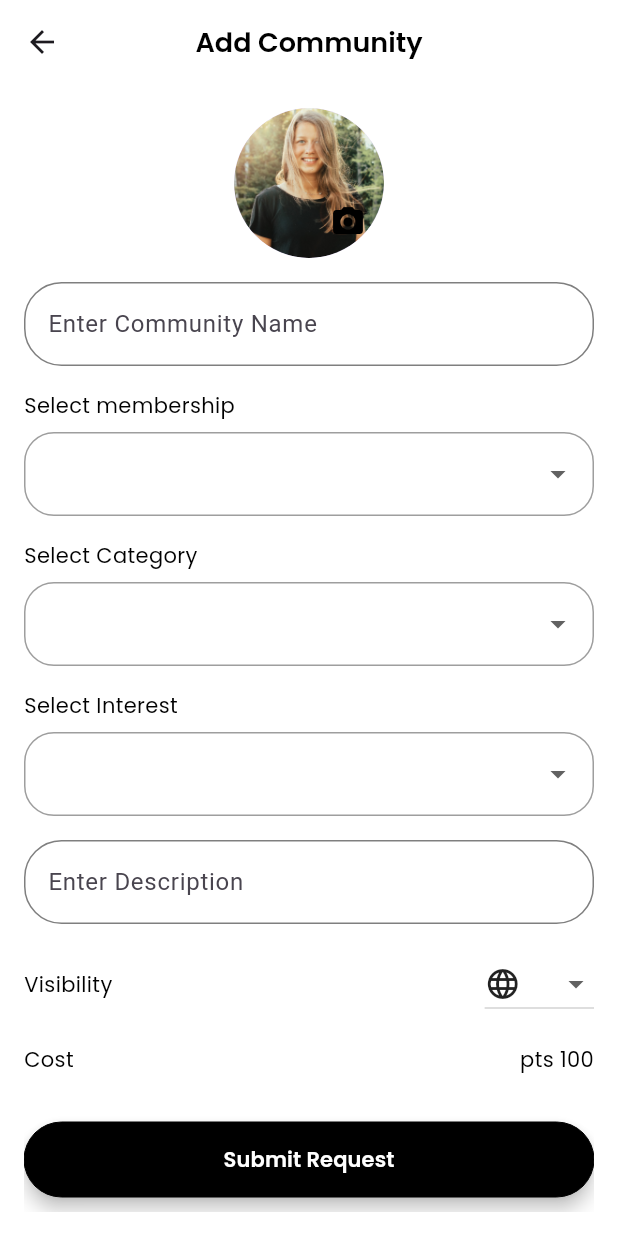
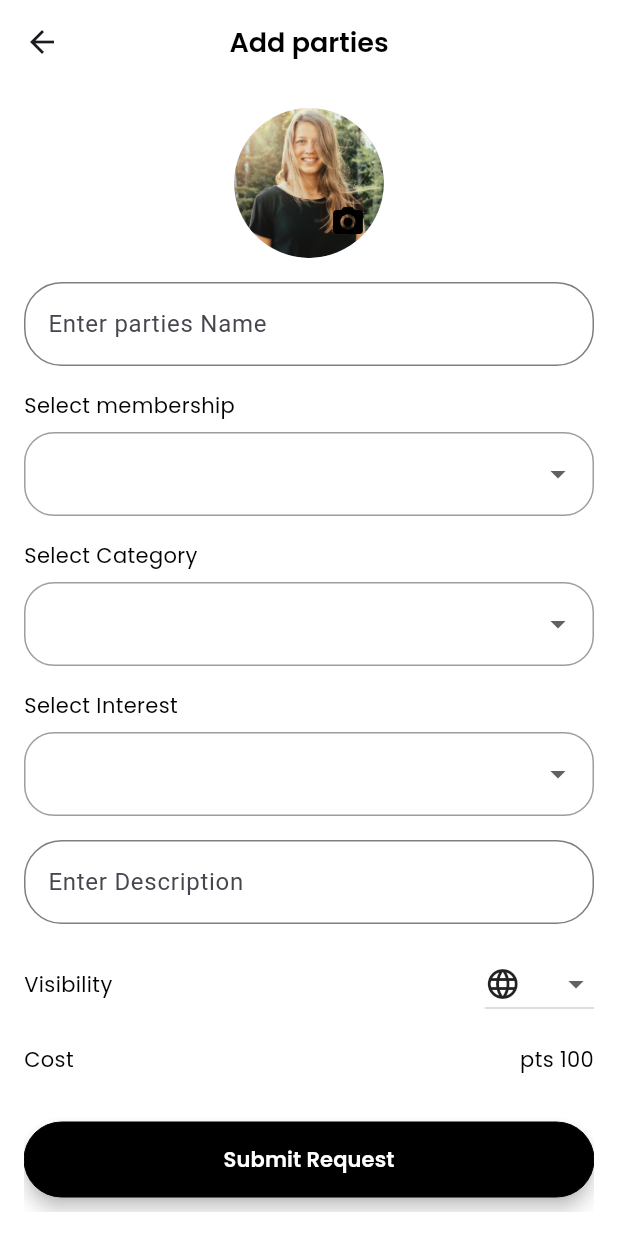
Before and after one commit to UasDevelope/civitante, a Flutter app: the AddCommunityScreen screen opened by its route, on a phone screen of 412 x 824 dp. Run offline on Flutter 3.47's test engine with Material 3 defaults, Android fonts, the phone set to English and light mode, and no system bars; drawn by our look-alikes of loading_overlay; our stand-ins replace auth_buttons, camera, dotted_border, emoji_picker_flutter, firebase_auth, firebase_core and 20 more; missing offline and left inert: dart:ffi, flutter_easy_recaptcha_v2, flutter_stripe; accounts and stored records are empty.

Commit message:
parties
parties

```diff
--- a/lib/App/bindings/initial_binding.dart
+++ b/lib/App/bindings/initial_binding.dart
@@ -3,7 +3,6 @@ import 'package:civitante/App/modules/auth/controller/auth_controller.dart';
 import 'package:civitante/App/modules/auth/controller/face_id_controller.dart';
 import 'package:civitante/App/modules/auth/controller/otp_controller.dart';
 import 'package:civitante/App/modules/bottom/controller/bottom_nave_controller.dart';
-import 'package:civitante/App/modules/communities/controller/controllerCommunity.dart';
 import 'package:civitante/App/modules/contactadmin/controller/contact_admin.dart';
 import 'package:civitante/App/modules/forget/controller/forget_controller.dart';
 import 'package:civitante/App/modules/home/controller/home_controller.dart';
@@ -31,7 +30,6 @@ class InitialBinding extends Bindings {
     Get.lazyPut(() => BottomNaveController());
     Get.lazyPut(() => CustomDrawerController());
     Get.lazyPut(() => MyCommunityController());
-    Get.lazyPut(() => CommunityController());
     Get.lazyPut(() => ContactAdminController());
     Get.lazyPut(() => SettingController());
     Get.lazyPut(() => HomeController());
--- a/lib/App/modules/AddCommunity/view/addCommunity.dart
+++ b/lib/App/modules/AddCommunity/view/addCommunity.dart
@@ -83,7 +83,7 @@ class AddCommunityScreen extends StatelessWidget {
                       },
                       width: Get.width / 2,
                       borderRadius: 25,
-                      hintText: "Enter Community Name",
+                      hintText: "Enter parties Name",
                       borderColor: AppColors.textFieldHintColor,
                       controller: controller.emailController,
                     ),
--- a/lib/App/modules/communities/controller/controllerCommunity.dart
+++ /dev/null
@@ -1,5 +0,0 @@
-import 'package:civitante/App/utilse/widgets.dart';
-
-class CommunityController extends GetxController{
-
-}
--- a/lib/App/pages/app_pages.dart
+++ b/lib/App/pages/app_pages.dart
@@ -4,7 +4,7 @@ import 'package:civitante/App/modules/auth/view/otp_screen.dart';
 import 'package:civitante/App/modules/auth/view/pro_account.dart';
 import 'package:civitante/App/modules/auth/view/signup.dart';
 import 'package:civitante/App/modules/bottom/view/bottom_nav.dart';
-import 'package:civitante/App/modules/communities/view/community.dart';
+// import 'package:civitante/App/modules/communities/view/community.dart';
 import 'package:civitante/App/modules/communityDetails/view/communityDetails.dart';
 import 'package:civitante/App/modules/editMyCommunity/view/edityMyCommunity.dart';
 import 'package:civitante/App/modules/forget/view/new_password.dart';
@@ -75,10 +75,10 @@ class AppPages {
         name: AppRoutes.myCommunity,
         page: () => MyCommunitiesScreen(),
         binding: InitialBinding()),
-    GetPage(
-        name: AppRoutes.communities,
-        page: () => CommunityScreen(),
-        binding: InitialBinding()),
+    // GetPage(
+    //     name: AppRoutes.communities,
+    //     page: () => CommunityScreen(),
+    //     binding: InitialBinding()),
     GetPage(
         name: AppRoutes.contactAdmin,
         page: () => AdminContactScreen(),
--- a/lib/App/shared/strings.dart
+++ b/lib/App/shared/strings.dart
@@ -47,9 +47,9 @@ class AppStrings {
 
   static String get Enter_Your_SSN_Number => "Enter Your SSN Number";
 
-  static String get my_communities => "My Communities";
+  static String get my_communities => "My parties";
 
-  static String get communities => "Communities";
+  static String get communities => "parties";
 
   static String get contact_admin => "Contact Admin";
 
@@ -111,7 +111,7 @@ class AppStrings {
   static String get Warning => "Warning!";
 
   static String get Warning_You_have_iolated_our_community_olicy_again =>
-      "Warning! You have violated our community policy again.";
+      "Warning! You have violated our parties policy again.";
 
   static String get Account => "Account";
 
@@ -143,11 +143,11 @@ class AppStrings {
 
   static String get Bucket => "Bucket";
 
-  static String get Add_Community => "Add Community";
+  static String get Add_Community => "Add parties";
 
-  static String get Enter_Community_Name => "Enter Community Name";
+  static String get Enter_Community_Name => "Enter parties Name";
 
-  static String get Edit_Community => "Edit Community";
+  static String get Edit_Community => "Edit parties";
 
   static String get Visibility => "Visibility";
 
@@ -155,7 +155,7 @@ class AppStrings {
 
   static String get Submit_Request => "Submit Request";
 
-  static String get Community => "Community";
+  static String get Community => "parties";
 
   static String get Enter_Description => "Enter Description";
 
--- a/lib/main.dart
+++ b/lib/main.dart
@@ -2,7 +2,6 @@ import 'package:civitante/App/utilse/pref.dart';
 import 'package:civitante/App/utilse/widgets.dart';
 import 'package:firebase_core/firebase_core.dart';
 import 'package:flutter_stripe/flutter_stripe.dart';
-
 void main() async {
   //
   WidgetsFlutterBinding.ensureInitialized();
--- a/pubspec.yaml
+++ b/pubspec.yaml
@@ -62,7 +62,7 @@ dependencies:
   emoji_picker_flutter: ^4.3.0
   shimmer: ^3.0.0
   firebase_auth: ^5.5.0
-  flutter_easy_recaptcha_v2:
+  flutter_easy_recaptcha_v2: ^0.1.0
   google_sign_in: ^6.2.2
   sign_in_with_apple: ^6.1.4
   auth_buttons: ^3.0.3
```
Also changed, not shown: lib/App/modules/AddCommunity/controller/add_community.dart (+53 -4 lines), lib/App/modules/communities/view/community.dart (deleted, +0 -14 lines), lib/App/modules/mycommunites/widgets/tab_bar.dart (+23 -16 lines), pubspec.lock, 19 other files.
